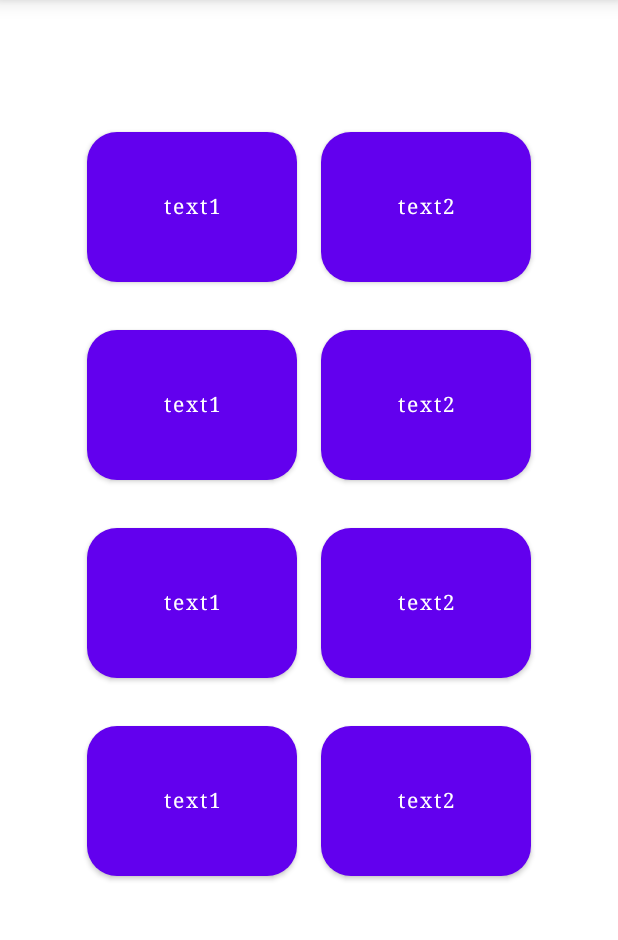
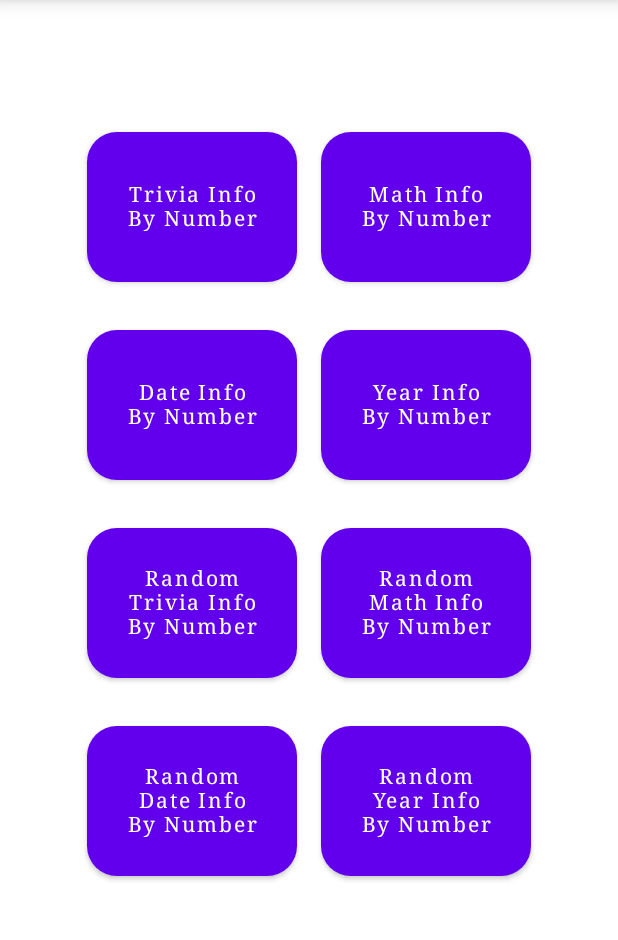
Before and after one commit to Burak-Tasci/FactsOnNumbers, an Android app built with Jetpack Compose: the screen it shows after launch (MainActivity), on a phone screen of 412 x 824 dp, the part 84-1024 px from its top. Run offline under Robolectric (Android 15) with nearby library versions, the phone set to English and light mode, and no system bars; our stand-ins replace Dagger/Hilt's generated code; 1 statement that could not run was skipped.

Commit message:
add nav argument handling

```diff
--- a/app/src/main/java/com/tsci/factsonnumbers/presentation/facts_options/OptionsListScreen.kt
+++ b/app/src/main/java/com/tsci/factsonnumbers/presentation/facts_options/OptionsListScreen.kt
@@ -1,6 +1,5 @@
 package com.tsci.factsonnumbers.presentation.facts_options
 
-import android.util.Log
 import androidx.compose.foundation.layout.*
 import androidx.compose.material.MaterialTheme
 import androidx.compose.material.Surface
@@ -8,21 +7,18 @@ import androidx.compose.runtime.Composable
 import androidx.compose.ui.Alignment
 import androidx.compose.ui.Modifier
 import androidx.compose.ui.unit.dp
-import androidx.hilt.navigation.compose.hiltViewModel
 import androidx.navigation.NavController
 import com.tsci.factsonnumbers.presentation.facts_options.components.OptionsListItem
 import com.tsci.factsonnumbers.presentation.ui.Screen
-
+import com.tsci.factsonnumbers.common.ApiWay
 /*
     Main screen
  */
 @Composable
 fun OptionsListScreen(
     navController: NavController,
-    viewModel: OptionsListViewModel = hiltViewModel()
 ) {
 
-    val state = viewModel.state.value
     Surface(
         color = MaterialTheme.colors.background,
 
@@ -34,17 +30,47 @@ fun OptionsListScreen(
 
             horizontalAlignment = Alignment.CenterHorizontally
         ) {
-            repeat(4) {
-                ButtonsRow(
-                    onClick1 = {
-                        viewModel.getTriviaInfoByNumber("3")
-                        navController.navigate(Screen.FactDetailScreen.route + "/${state.fact}")
+            ButtonsRow(
+                text1 = "Trivia Info By Number",
+                onClick1 = {
+                    navController.navigate(Screen.FactDetailScreen.route + "/${ApiWay.TRIVIA}")
                 },
-                    onClick2 = {
-                        viewModel.getTriviaInfoByNumber("13")
-                        navController.navigate(Screen.FactDetailScreen.route + "/${state.fact}")
-                    })
-            }
+                text2 = "Math Info By Number",
+                onClick2 = {
+                    navController.navigate(Screen.FactDetailScreen.route + "/${ApiWay.MATH}")
+                }
+            )
+            ButtonsRow(
+                text1 = "Date Info By Number",
+                onClick1 = {
+                    navController.navigate(Screen.FactDetailScreen.route + "/${ApiWay.DATE}")
+                },
+                text2 = "Year Info By Number",
+                onClick2 = {
+                    navController.navigate(Screen.FactDetailScreen.route + "/${ApiWay.YEAR}")
+                }
+            )
+            ButtonsRow(
+                text1 = "Random Trivia Info By Number",
+                onClick1 = {
+                    navController.navigate(Screen.FactDetailScreen.route + "/${ApiWay.RANDOM_TRIVIA}")
+                },
+                text2 = "Random Math Info By Number",
+                onClick2 = {
+                    navController.navigate(Screen.FactDetailScreen.route + "/${ApiWay.RANDOM_MATH}")
+                }
+            )
+            ButtonsRow(
+                text1 = "Random Date Info By Number",
+                onClick1 = {
+                    navController.navigate(Screen.FactDetailScreen.route + "/${ApiWay.RANDOM_DATE}")
+                },
+                text2 = "Random Year Info By Number",
+                onClick2 = {
+                    navController.navigate(Screen.FactDetailScreen.route + "/${ApiWay.RANDOM_YEAR}")
+                }
+            )
+
         }
     }
 }
```
